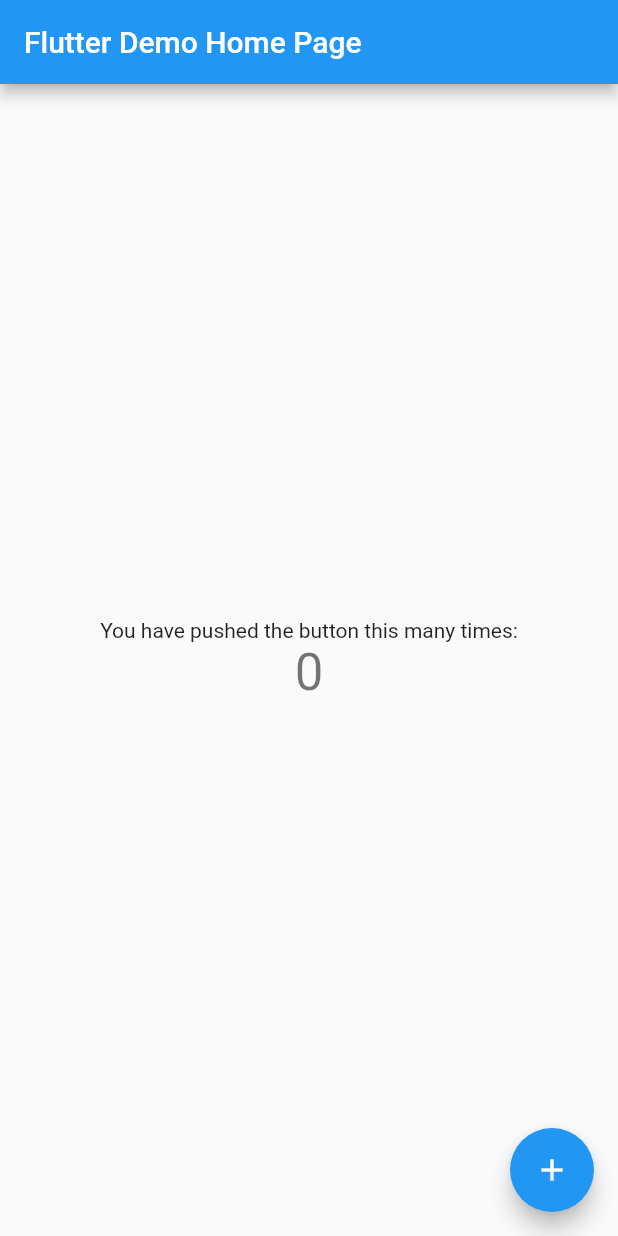
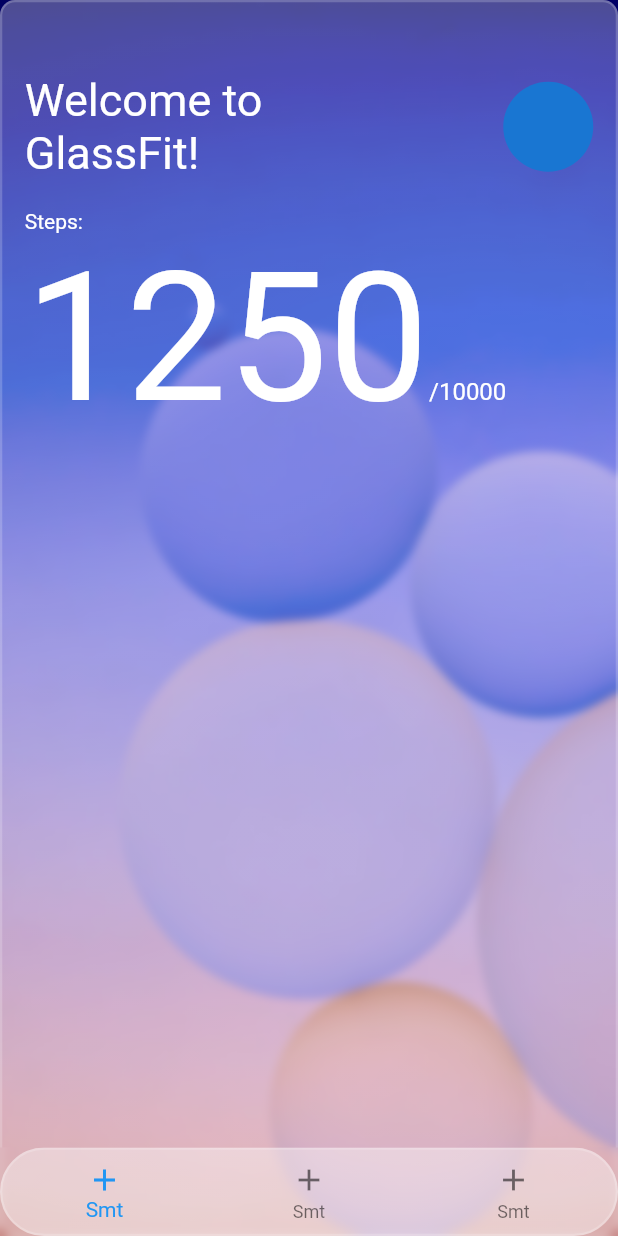
Before and after one commit to Xsidelight/glassmorphism_flutter, a Flutter app: the screen it shows after launch, on a phone screen of 412 x 824 dp. Run offline on Flutter 3.47's test engine with Material 2 defaults, Android fonts, the phone set to English and light mode, and no system bars.

Commit message:
Created HomeScreen, added bottom navigation and text widgets

```diff
--- a/lib/main.dart
+++ b/lib/main.dart
@@ -1,4 +1,6 @@
 import 'package:flutter/material.dart';
+
+import 'ui/screens/home_screen.dart';
 
 void main() {
   runApp(const MyApp());
@@ -10,106 +12,9 @@
   // This widget is the root of your application.
   @override
   Widget build(BuildContext context) {
-    return MaterialApp(
-      title: 'Flutter Demo',
-      theme: ThemeData(
-        // This is the theme of your application.
-        //
-        // Try running your application with "flutter run". You'll see the
-        // application has a blue toolbar. Then, without quitting the app, try
-        // changing the primarySwatch below to Colors.green and then invoke
-        // "hot reload" (press "r" in the console where you ran "flutter run",
-        // or simply save your changes to "hot reload" in a Flutter IDE).
-        // Notice that the counter didn't reset back to zero; the application
-        // is not restarted.
-        primarySwatch: Colors.blue,
-      ),
-      home: const MyHomePage(title: 'Flutter Demo Home Page'),
+    return const MaterialApp(
+      title: 'Glass Health',
+      home: HomeScreen(),
     );
   }
 }
-
-class MyHomePage extends StatefulWidget {
-  const MyHomePage({Key? key, required this.title}) : super(key: key);
-
-  // This widget is the home page of your application. It is stateful, meaning
-  // that it has a State object (defined below) that contains fields that affect
-  // how it looks.
-
-  // This class is the configuration for the state. It holds the values (in this
-  // case the title) provided by the parent (in this case the App widget) and
-  // used by the build method of the State. Fields in a Widget subclass are
-  // always marked "final".
-
-  final String title;
-
-  @override
-  State<MyHomePage> createState() => _MyHomePageState();
-}
-
-class _MyHomePageState extends State<MyHomePage> {
-  int _counter = 0;
-
-  void _incrementCounter() {
-    setState(() {
-      // This call to setState tells the Flutter framework that something has
-      // changed in this State, which causes it to rerun the build method below
-      // so that the display can reflect the updated values. If we changed
-      // _counter without calling setState(), then the build method would not be
-      // called again, and so nothing would appear to happen.
-      _counter++;
-    });
-  }
-
-  @override
-  Widget build(BuildContext context) {
-    // This method is rerun every time setState is called, for instance as done
-    // by the _incrementCounter method above.
-    //
-    // The Flutter framework has been optimized to make rerunning build methods
-    // fast, so that you can just rebuild anything that needs updating rather
-    // than having to individually change instances of widgets.
-    return Scaffold(
-      appBar: AppBar(
-        // Here we take the value from the MyHomePage object that was created by
-        // the App.build method, and use it to set our appbar title.
-        title: Text(widget.title),
-      ),
-      body: Center(
-        // Center is a layout widget. It takes a single child and positions it
-        // in the middle of the parent.
-        child: Column(
-          // Column is also a layout widget. It takes a list of children and
-          // arranges them vertically. By default, it sizes itself to fit its
-          // children horizontally, and tries to be as tall as its parent.
-          //
-          // Invoke "debug painting" (press "p" in the console, choose the
-          // "Toggle Debug Paint" action from the Flutter Inspector in Android
-          // Studio, or the "Toggle Debug Paint" command in Visual Studio Code)
-          // to see the wireframe for each widget.
-          //
-          // Column has various properties to control how it sizes itself and
-          // how it positions its children. Here we use mainAxisAlignment to
-          // center the children vertically; the main axis here is the vertical
-          // axis because Columns are vertical (the cross axis would be
-          // horizontal).
-          mainAxisAlignment: MainAxisAlignment.center,
-          children: <Widget>[
-            const Text(
-              'You have pushed the button this many times:',
-            ),
-            Text(
-              '$_counter',
-              style: Theme.of(context).textTheme.headline4,
-            ),
-          ],
-        ),
-      ),
-      floatingActionButton: FloatingActionButton(
-        onPressed: _incrementCounter,
-        tooltip: 'Increment',
-        child: const Icon(Icons.add),
-      ), // This trailing comma makes auto-formatting nicer for build methods.
-    );
-  }
-}
--- /dev/null
+++ b/lib/ui/screens/home_screen.dart
@@ -0,0 +1,97 @@
+import 'package:flutter/material.dart';
+import 'package:glassmorphism_flutter/ui/widgets/glass.dart';
+
+class HomeScreen extends StatelessWidget {
+  const HomeScreen({Key? key}) : super(key: key);
+
+  @override
+  Widget build(BuildContext context) {
+    return Scaffold(
+      extendBody: true,
+      body: Stack(
+        children: [
+          Image.asset(
+            'assets/images/background.jpg',
+            fit: BoxFit.fitHeight,
+            height: double.infinity,
+          ),
+          GlassMorphism(
+            start: .3,
+            end: .3,
+            borderRadius: 10,
+            child: Padding(
+              padding: const EdgeInsets.only(top: 8.0, right: 15, left: 15),
+              child: Column(
+                crossAxisAlignment: CrossAxisAlignment.start,
+                children: [
+                  const SizedBox(
+                    height: 40,
+                  ),
+                  Row(
+                    mainAxisAlignment: MainAxisAlignment.spaceBetween,
+                    children: const [
+                      Text(
+                        'Welcome to \nGlassFit!',
+                        style: TextStyle(color: Colors.white, fontSize: 30),
+                      ),
+                      CircleAvatar(
+                        radius: 30,
+                      ),
+                    ],
+                  ),
+                  const SizedBox(
+                    height: 20,
+                  ),
+                  Column(
+                    crossAxisAlignment: CrossAxisAlignment.start,
+                    children: [
+                      const Text(
+                        'Steps:',
+                        style: TextStyle(color: Colors.white),
+                      ),
+                      RichText(
+                        text: const TextSpan(
+                          text: '1250',
+                          style: TextStyle(fontSize: 120),
+                          children: [
+                            TextSpan(
+                              text: '/10000',
+                              style: TextStyle(fontSize: 16),
+                            ),
+                          ],
+                        ),
+                      ),
+                    ],
+                  )
+                ],
+              ),
+            ),
+          ),
+        ],
+      ),
+      bottomNavigationBar: GlassMorphism(
+        start: .4,
+        end: .4,
+        borderRadius: 30,
+        child: BottomNavigationBar(
+          backgroundColor: Colors.transparent,
+          elevation: 0,
+          items: [
+            BottomNavigationBarItem(
+              label: 'Smt',
+              icon: Icon(Icons.add),
+            ),
+            BottomNavigationBarItem(
+              label: 'Smt',
+              icon: Icon(Icons.add),
+            ),
+            BottomNavigationBarItem(
+              label: 'Smt',
+              icon: Icon(Icons.add),
+            ),
+          ],
+        ),
+      ),
+    );
+  }
+}
--- /dev/null
+++ b/lib/ui/widgets/glass.dart
@@ -0,0 +1,43 @@
+import 'dart:ui';
+import 'package:flutter/material.dart';
+
+class GlassMorphism extends StatelessWidget {
+  final Widget child;
+  final double start;
+  final double borderRadius;
+  final double end;
+  const GlassMorphism({
+    Key? key,
+    required this.child,
+    required this.start,
+    required this.end,
+    required this.borderRadius,
+  }) : super(key: key);
+
+  @override
+  Widget build(BuildContext context) {
+    return ClipRRect(
+      child: BackdropFilter(
+        filter: ImageFilter.blur(sigmaX: 3, sigmaY: 3),
+        child: Container(
+          decoration: BoxDecoration(
+            gradient: LinearGradient(
+              colors: [
+                Colors.white.withOpacity(start),
+                Colors.white.withOpacity(end),
+              ],
+              begin: AlignmentDirectional.topStart,
+              end: AlignmentDirectional.bottomEnd,
+            ),
+            borderRadius: BorderRadius.all(Radius.circular(borderRadius)),
+            border: Border.all(
+              width: 1.5,
+              color: Colors.white.withOpacity(0.2),
+            ),
+          ),
+          child: child,
+        ),
+      ),
+    );
+  }
+}
--- a/pubspec.yaml
+++ b/pubspec.yaml
@@ -58,9 +58,8 @@
   uses-material-design: true
 
   # To add assets to your application, add an assets section, like this:
-  # assets:
-  #   - images/a_dot_burr.jpeg
-  #   - images/a_dot_ham.jpeg
+  assets:
+    - assets/images/
 
   # An image asset can refer to one or more resolution-specific "variants", see
   # https://flutter.dev/assets-and-images/#resolution-aware.
```
Also changed, not shown: assets/images/background.jpg (added), lib/core/styles/glass.dart (deleted).
